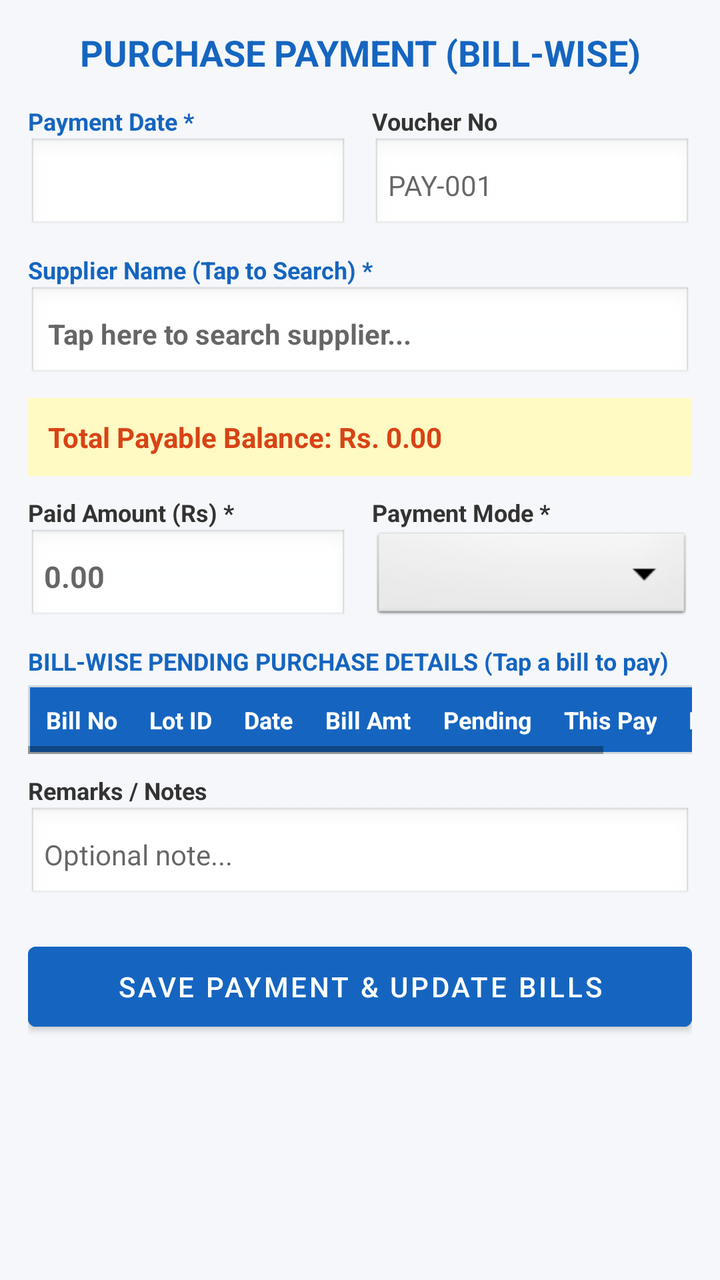
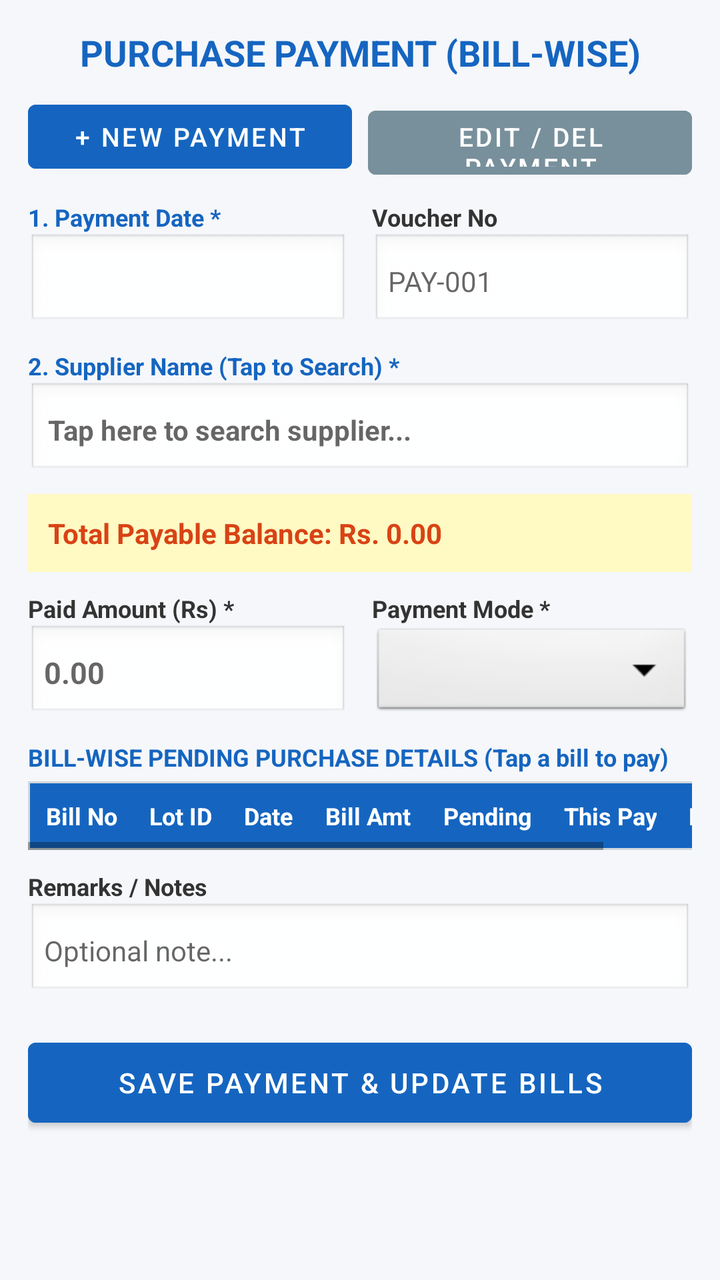

Compare the two renders of this Android layout. The source of the first and the diff that turns it into the second are given below.
<!-- AndroidManifest.xml: application theme Theme.MaterialComponents.DayNight.DarkActionBar -->
<!-- res/layout/activity_purchase_payment.xml -->
<?xml version="1.0" encoding="utf-8"?>
<ScrollView xmlns:android="http://schemas.android.com/apk/res/android"
    android:layout_width="match_parent"
    android:layout_height="match_parent"
    android:background="#F5F7FA"
    android:padding="14dp">

    <LinearLayout
        android:layout_width="match_parent"
        android:layout_height="wrap_content"
        android:orientation="vertical">

        <TextView
            android:layout_width="match_parent"
            android:layout_height="wrap_content"
            android:text="PURCHASE PAYMENT (BILL-WISE)"
            android:textSize="18sp"
            android:textStyle="bold"
            android:textColor="#1565C0"
            android:gravity="center"
            android:layout_marginBottom="14dp" />

        
        <LinearLayout
            android:layout_width="match_parent"
            android:layout_height="wrap_content"
            android:orientation="horizontal"
            android:weightSum="2"
            android:layout_marginBottom="10dp">

            <LinearLayout android:layout_width="0dp" android:layout_height="wrap_content" android:layout_weight="1" android:orientation="vertical" android:layout_marginEnd="6dp">
                <TextView android:layout_width="wrap_content" android:layout_height="wrap_content" android:text="Payment Date *" android:textSize="12sp" android:textStyle="bold" android:textColor="#1565C0" />
                <EditText
                    android:id="@+id/etPayDate"
                    android:layout_width="match_parent"
                    android:layout_height="48dp"
                    android:focusable="false"
                    android:clickable="true"
                    android:textColor="#000000"
                    android:textStyle="bold"
                    android:background="@android:drawable/edit_text"
                    android:padding="8dp"
                    android:textSize="14sp" />
            </LinearLayout>

            <LinearLayout android:layout_width="0dp" android:layout_height="wrap_content" android:layout_weight="1" android:orientation="vertical" android:layout_marginStart="6dp">
                <TextView android:layout_width="wrap_content" android:layout_height="wrap_content" android:text="Voucher No" android:textSize="12sp" android:textStyle="bold" android:textColor="#333333" />
                <EditText
                    android:id="@+id/etPayNo"
                    android:layout_width="match_parent"
                    android:layout_height="48dp"
                    android:hint="PAY-001"
                    android:textColor="#000000"
                    android:background="@android:drawable/edit_text"
                    android:padding="8dp"
                    android:textSize="14sp" />
            </LinearLayout>
        </LinearLayout>

        
        <TextView android:layout_width="wrap_content" android:layout_height="wrap_content" android:text="Supplier Name (Tap to Search) *" android:textSize="12sp" android:textStyle="bold" android:textColor="#1565C0" />
        <EditText
            android:id="@+id/etSearchSupplier"
            android:layout_width="match_parent"
            android:layout_height="48dp"
            android:hint="Tap here to search supplier..."
            android:focusable="false"
            android:clickable="true"
            android:textColor="#000000"
            android:textStyle="bold"
            android:background="@android:drawable/edit_text"
            android:padding="10dp"
            android:textSize="14sp"
            android:layout_marginBottom="8dp" />

        
        <TextView
            android:id="@+id/tvSupPayable"
            android:layout_width="match_parent"
            android:layout_height="wrap_content"
            android:text="Total Payable Balance: Rs. 0.00"
            android:background="#FFF9C4"
            android:textColor="#D84315"
            android:textStyle="bold"
            android:textSize="14sp"
            android:padding="10dp"
            android:layout_marginBottom="10dp" />

        
        <LinearLayout
            android:layout_width="match_parent"
            android:layout_height="wrap_content"
            android:orientation="horizontal"
            android:weightSum="2"
            android:layout_marginBottom="10dp">

            <LinearLayout android:layout_width="0dp" android:layout_height="wrap_content" android:layout_weight="1" android:orientation="vertical" android:layout_marginEnd="6dp">
                <TextView android:layout_width="wrap_content" android:layout_height="wrap_content" android:text="Paid Amount (Rs) *" android:textSize="12sp" android:textStyle="bold" android:textColor="#333333" />
                <EditText
                    android:id="@+id/etPayAmount"
                    android:layout_width="match_parent"
                    android:layout_height="48dp"
                    android:hint="0.00"
                    android:inputType="numberDecimal"
                    android:textColor="#000000"
                    android:textStyle="bold"
                    android:background="@android:drawable/edit_text"
                    android:padding="8dp"
                    android:textSize="15sp" />
            </LinearLayout>

            <LinearLayout android:layout_width="0dp" android:layout_height="wrap_content" android:layout_weight="1" android:orientation="vertical" android:layout_marginStart="6dp">
                <TextView android:layout_width="wrap_content" android:layout_height="wrap_content" android:text="Payment Mode *" android:textSize="12sp" android:textStyle="bold" android:textColor="#333333" />
                <Spinner
                    android:id="@+id/spPayMode"
                    android:layout_width="match_parent"
                    android:layout_height="48dp"
                    android:spinnerMode="dialog"
                    android:background="@android:drawable/btn_dropdown" />
            </LinearLayout>
        </LinearLayout>

        
        <TextView
            android:layout_width="match_parent"
            android:layout_height="wrap_content"
            android:text="BILL-WISE PENDING PURCHASE DETAILS (Tap a bill to pay)"
            android:textSize="12sp"
            android:textStyle="bold"
            android:textColor="#1565C0"
            android:layout_marginBottom="4dp" />

        <HorizontalScrollView
            android:layout_width="match_parent"
            android:layout_height="wrap_content"
            android:background="#FFFFFF"
            android:layout_marginBottom="10dp">

            <TableLayout
                android:id="@+id/tlPaymentBills"
                android:layout_width="wrap_content"
                android:layout_height="wrap_content"
                android:stretchColumns="*"
                android:background="#CFD8DC"
                android:padding="1dp">

                <TableRow android:background="#1565C0">
                    <TextView android:layout_width="wrap_content" android:layout_height="wrap_content" android:text="Bill No" android:textColor="#FFFFFF" android:textStyle="bold" android:textSize="12sp" android:padding="8dp" />
                    <TextView android:layout_width="wrap_content" android:layout_height="wrap_content" android:text="Lot ID" android:textColor="#FFFFFF" android:textStyle="bold" android:textSize="12sp" android:padding="8dp" />
                    <TextView android:layout_width="wrap_content" android:layout_height="wrap_content" android:text="Date" android:textColor="#FFFFFF" android:textStyle="bold" android:textSize="12sp" android:padding="8dp" />
                    <TextView android:layout_width="wrap_content" android:layout_height="wrap_content" android:text="Bill Amt" android:textColor="#FFFFFF" android:textStyle="bold" android:textSize="12sp" android:padding="8dp" android:gravity="end" />
                    <TextView android:layout_width="wrap_content" android:layout_height="wrap_content" android:text="Pending" android:textColor="#FFFFFF" android:textStyle="bold" android:textSize="12sp" android:padding="8dp" android:gravity="end" />
                    <TextView android:layout_width="wrap_content" android:layout_height="wrap_content" android:text="This Pay" android:textColor="#FFFFFF" android:textStyle="bold" android:textSize="12sp" android:padding="8dp" android:gravity="end" />
                    <TextView android:layout_width="wrap_content" android:layout_height="wrap_content" android:text="New Bal" android:textColor="#FFFFFF" android:textStyle="bold" android:textSize="12sp" android:padding="8dp" android:gravity="end" />
                </TableRow>
            </TableLayout>
        </HorizontalScrollView>

        
        <TextView android:layout_width="wrap_content" android:layout_height="wrap_content" android:text="Remarks / Notes" android:textSize="12sp" android:textStyle="bold" android:textColor="#333333" />
        <EditText
            android:id="@+id/etPayRemarks"
            android:layout_width="match_parent"
            android:layout_height="48dp"
            android:hint="Optional note..."
            android:textColor="#000000"
            android:background="@android:drawable/edit_text"
            android:padding="8dp"
            android:textSize="14sp"
            android:layout_marginBottom="16dp" />

        <Button
            android:id="@+id/btnSavePayment"
            android:layout_width="match_parent"
            android:layout_height="52dp"
            android:text="SAVE PAYMENT &amp; UPDATE BILLS"
            android:backgroundTint="#1565C0"
            android:textColor="#FFFFFF" />

    </LinearLayout>
</ScrollView>
<!-- resources referenced by this layout -->
<resources>

</resources>

<!-- the commit's change to res/layout/activity_purchase_payment.xml (unified diff, before → after) -->
@@ -11,6 +11,7 @@
         android:orientation="vertical">
 
         <TextView
+            android:id="@+id/tvPayHeader"
             android:layout_width="match_parent"
             android:layout_height="wrap_content"
             android:text="PURCHASE PAYMENT (BILL-WISE)"
@@ -18,7 +19,7 @@
             android:textStyle="bold"
             android:textColor="#1565C0"
             android:gravity="center"
-            android:layout_marginBottom="14dp" />
+            android:layout_marginBottom="8dp" />
 
         
         <LinearLayout
@@ -28,8 +29,99 @@
             android:weightSum="2"
             android:layout_marginBottom="10dp">
 
+            <Button
+                android:id="@+id/btnModeNewPay"
+                android:layout_width="0dp"
+                android:layout_height="44dp"
+                android:layout_weight="1"
+                android:text="+ NEW PAYMENT"
+                android:backgroundTint="#1565C0"
+                android:textColor="#FFFFFF"
+                android:textSize="13sp"
+                android:layout_marginEnd="4dp" />
+
+            <Button
+                android:id="@+id/btnModeEditPay"
+                android:layout_width="0dp"
+                android:layout_height="44dp"
+                android:layout_weight="1"
+                android:text="EDIT / DEL PAYMENT"
+                android:backgroundTint="#78909C"
+                android:textColor="#FFFFFF"
+                android:textSize="13sp"
+                android:layout_marginStart="4dp" />
+        </LinearLayout>
+
+        
+        <LinearLayout
+            android:id="@+id/layoutEditPayPanel"
+            android:layout_width="match_parent"
+            android:layout_height="wrap_content"
+            android:orientation="vertical"
+            android:background="#FFF3E0"
+            android:padding="10dp"
+            android:visibility="gone"
+            android:layout_marginBottom="12dp">
+
+            <TextView
+                android:layout_width="match_parent"
+                android:layout_height="wrap_content"
+                android:text="SELECT DATE &amp; SUPPLIER TO EDIT / DELETE PAYMENT"
+                android:textSize="12sp"
+                android:textStyle="bold"
+                android:textColor="#E65100"
+                android:layout_marginBottom="8dp" />
+
+            <LinearLayout
+                android:layout_width="match_parent"
+                android:layout_height="wrap_content"
+                android:orientation="horizontal"
+                android:weightSum="2"
+                android:layout_marginBottom="8dp">
+
+                <LinearLayout android:layout_width="0dp" android:layout_height="wrap_content" android:layout_weight="1" android:orientation="vertical" android:layout_marginEnd="6dp">
+                    <TextView android:layout_width="wrap_content" android:layout_height="wrap_content" android:text="1. Payment Date *" android:textSize="11sp" android:textStyle="bold" android:textColor="#333333" />
+                    <EditText
+                        android:id="@+id/etEditPayFilterDate"
+                        android:layout_width="match_parent"
+                        android:layout_height="46dp"
+                        android:focusable="false"
+                        android:clickable="true"
+                        android:textColor="#000000"
+                        android:textStyle="bold"
+                        android:background="@android:drawable/edit_text"
+                        android:padding="8dp"
+                        android:textSize="13sp" />
+                </LinearLayout>
+
+                <LinearLayout android:layout_width="0dp" android:layout_height="wrap_content" android:layout_weight="1" android:orientation="vertical" android:layout_marginStart="6dp">
+                    <TextView android:layout_width="wrap_content" android:layout_height="wrap_content" android:text="2. Supplier Name *" android:textSize="11sp" android:textStyle="bold" android:textColor="#333333" />
+                    <Spinner
+                        android:id="@+id/spEditPayFilterSupplier"
+                        android:layout_width="match_parent"
+                        android:layout_height="46dp"
+                        android:spinnerMode="dialog"
+                        android:background="@android:drawable/btn_dropdown" />
+                </LinearLayout>
+            </LinearLayout>
+
+            <LinearLayout
+                android:id="@+id/llMatchingPayList"
+                android:layout_width="match_parent"
+                android:layout_height="wrap_content"
+                android:orientation="vertical" />
+        </LinearLayout>
+
+        
+        <LinearLayout
+            android:layout_width="match_parent"
+            android:layout_height="wrap_content"
+            android:orientation="horizontal"
+            android:weightSum="2"
+            android:layout_marginBottom="10dp">
+
             <LinearLayout android:layout_width="0dp" android:layout_height="wrap_content" android:layout_weight="1" android:orientation="vertical" android:layout_marginEnd="6dp">
-                <TextView android:layout_width="wrap_content" android:layout_height="wrap_content" android:text="Payment Date *" android:textSize="12sp" android:textStyle="bold" android:textColor="#1565C0" />
+                <TextView android:layout_width="wrap_content" android:layout_height="wrap_content" android:text="1. Payment Date *" android:textSize="12sp" android:textStyle="bold" android:textColor="#1565C0" />
                 <EditText
                     android:id="@+id/etPayDate"
                     android:layout_width="match_parent"
@@ -58,7 +150,7 @@
         </LinearLayout>
 
         
-        <TextView android:layout_width="wrap_content" android:layout_height="wrap_content" android:text="Supplier Name (Tap to Search) *" android:textSize="12sp" android:textStyle="bold" android:textColor="#1565C0" />
+        <TextView android:layout_width="wrap_content" android:layout_height="wrap_content" android:text="2. Supplier Name (Tap to Search) *" android:textSize="12sp" android:textStyle="bold" android:textColor="#1565C0" />
         <EditText
             android:id="@+id/etSearchSupplier"
             android:layout_width="match_parent"
